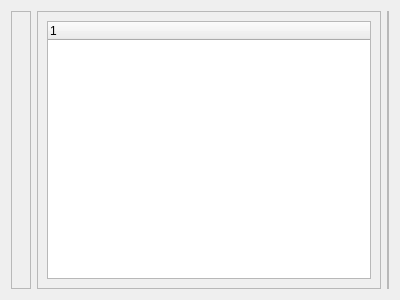
Qt form view/ui/package_view.ui (csplink/csp) before a commit.
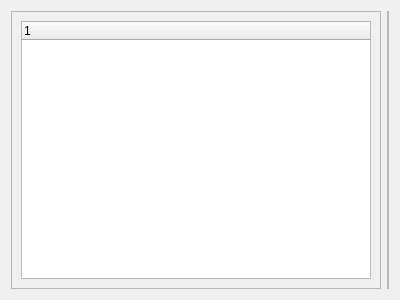
The same form after that commit. Custom widgets are drawn as their Qt base class.

Patch:
```diff
--- a/view/ui/package_view.ui
+++ b/view/ui/package_view.ui
@@ -16,17 +16,6 @@
   <layout class="QHBoxLayout" name="horizontalLayout_2">
    <item>
     <layout class="QHBoxLayout" name="horizontalLayout">
-     <item>
-      <widget class="SimpleCardWidget" name="packageToolBtnCard">
-       <property name="frameShape">
-        <enum>QFrame::StyledPanel</enum>
-       </property>
-       <property name="frameShadow">
-        <enum>QFrame::Raised</enum>
-       </property>
-       <layout class="QVBoxLayout" name="packageToolBtnCardVerticalLayout"/>
-      </widget>
-     </item>
      <item>
       <widget class="SimpleCardWidget" name="packageTreeCard">
        <property name="frameShape">
```
